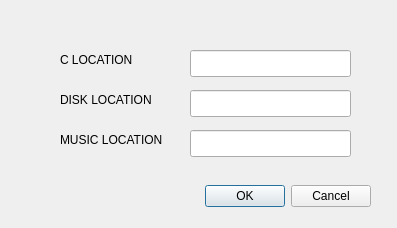
Above: MFSG/add_dir.ui from camiloarp/PROYECTO_1_BUMBLEBEE before the change. Below: the same form after it.
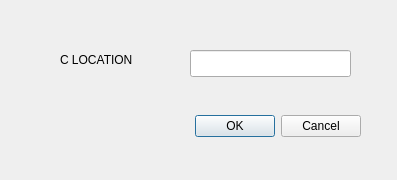
That is the form after the change.

The edit to the form file:
```diff
--- a/MFSG/add_dir.ui
+++ b/MFSG/add_dir.ui
@@ -7,7 +7,7 @@
     <x>0</x>
     <y>0</y>
     <width>397</width>
-    <height>228</height>
+    <height>180</height>
    </rect>
   </property>
   <property name="windowTitle">
@@ -16,8 +16,8 @@
   <widget class="QDialogButtonBox" name="buttonBox">
    <property name="geometry">
     <rect>
-     <x>30</x>
-     <y>180</y>
+     <x>20</x>
+     <y>110</y>
      <width>341</width>
      <height>32</height>
     </rect>
@@ -52,50 +52,17 @@
     </rect>
    </property>
   </widget>
-  <widget class="QLineEdit" name="le_mlocation">
-   <property name="geometry">
-    <rect>
-     <x>190</x>
-     <y>130</y>
-     <width>161</width>
-     <height>27</height>
-    </rect>
-   </property>
-  </widget>
-  <widget class="QLineEdit" name="le_dlocation">
-   <property name="geometry">
-    <rect>
-     <x>190</x>
-     <y>90</y>
-     <width>161</width>
-     <height>27</height>
-    </rect>
-   </property>
-  </widget>
   <widget class="QLabel" name="label_2">
    <property name="geometry">
     <rect>
      <x>60</x>
      <y>90</y>
-     <width>111</width>
+     <width>101</width>
      <height>20</height>
     </rect>
    </property>
    <property name="text">
-    <string>DISK LOCATION</string>
-   </property>
-  </widget>
-  <widget class="QLabel" name="label_3">
-   <property name="geometry">
-    <rect>
-     <x>60</x>
-     <y>130</y>
-     <width>121</width>
-     <height>20</height>
-    </rect>
-   </property>
-   <property name="text">
-    <string>MUSIC LOCATION</string>
+    <string/>
    </property>
   </widget>
  </widget>
```
